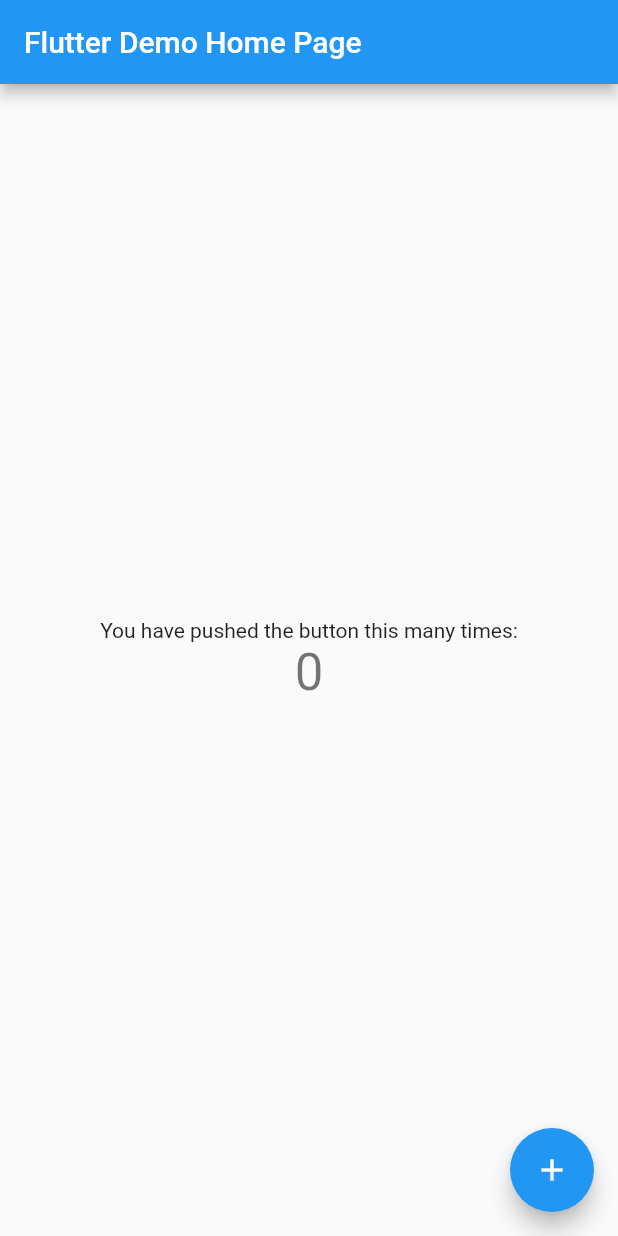
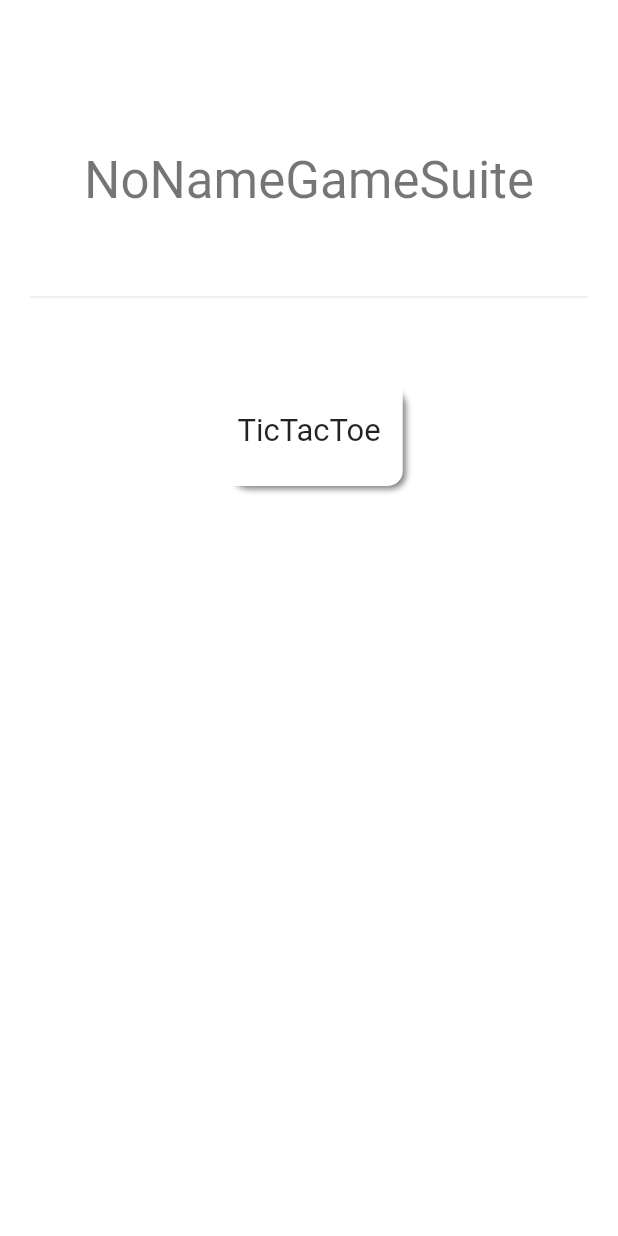
Before and after one commit to zodako/NoNameGameSuite, a Flutter app: the screen it shows after launch, on a phone screen of 412 x 824 dp. Run offline on Flutter 3.47's test engine with Material 2 defaults, Android fonts, the phone set to English and light mode, and no system bars; our stand-ins replace get.

Commit message:
initial stuff, including basic dashboard and the first game tictactoe (missing come comfort features)

```diff
--- /dev/null
+++ b/lib/core/navigation_controller.dart
@@ -0,0 +1,22 @@
+import 'package:get/get.dart';
+import 'package:nonamegamesuite/dashboard/dashboard_view.dart';
+
+class NavigationController extends GetxController {
+
+  List<GetPage> _navigationPages = [];
+  List<GetPage> get navigationPages => _navigationPages;
+
+
+  @override
+  void onInit() {
+    addNavigationPage(page: GetPage(name: '/', page: () => DashboardView()));
+  }
+
+  void addNavigationPage({required GetPage page}) {
+    _navigationPages.add(page);
+  }
+
+  void addNavigationPages({required List<GetPage> pages}) {
+    _navigationPages.addAll(pages);
+  }
+}
--- /dev/null
+++ b/lib/core/options/options.dart
@@ -0,0 +1,2 @@
+/// Theme
+/// Language
--- /dev/null
+++ b/lib/dashboard/dashboard_service.dart
@@ -0,0 +1,49 @@
+import 'package:flutter/material.dart';
+import 'package:get/get.dart';
+
+class DashboardService extends GetxService {
+  var games = <DashboardIcon>[].obs;
+
+  @override
+  void onInit() {
+  }
+}
+
+class DashboardIcon {
+  Widget dashboardIcon = Container();
+
+  DashboardIcon({String? name, required String navigationTarget}) {
+    dashboardIcon = Padding(
+      padding: const EdgeInsets.all(8.0),
+      child: GestureDetector(
+        onTap: () => Get.toNamed(navigationTarget),
+        child: Padding(
+          padding: const EdgeInsets.all(15.0),
+          child: Container(
+            height: 75,
+            width: 125,
+            decoration: BoxDecoration(
+              color: Colors.white,
+              borderRadius: BorderRadius.circular(10),
+              boxShadow: [
+                BoxShadow(
+                  color: Colors.black.withOpacity(0.5),
+                  offset: Offset(7, 7),
+                  blurRadius: 3,
+                  spreadRadius: -5,
+                )
+              ],
+            ),
+            child: FittedBox(
+              fit: BoxFit.fitWidth,
+              child: Padding(
+                padding: const EdgeInsets.symmetric(horizontal: 10.0),
+                child: Text(name ?? ''),
+              ),
+            ),
+          ),
+        ),
+      ),
+    );
+  }
+}
--- /dev/null
+++ b/lib/dashboard/dashboard_view.dart
@@ -0,0 +1,47 @@
+import 'package:flutter/material.dart';
+import 'package:flutter/services.dart';
+import 'package:get/get.dart';
+import 'package:nonamegamesuite/dashboard/dashboard_service.dart';
+
+class DashboardView extends StatefulWidget {
+  @override
+  _DashboardViewState createState() => _DashboardViewState();
+}
+
+class _DashboardViewState extends State<DashboardView> {
+  DashboardService _dashboardService = Get.find<DashboardService>();
+
+  @override
+  Widget build(BuildContext context) {
+    SystemChrome.setEnabledSystemUIOverlays([]);
+
+    return Scaffold(
+      backgroundColor: Colors.white.withOpacity(0.95),
+      body: Center(
+        child: Column(
+          children: [
+            SizedBox(
+              height: 100,
+            ),
+            Text(
+              'NoNameGameSuite',
+              style: Theme.of(context).textTheme.headline4,
+            ),
+            SizedBox(
+              height: 30,
+            ),
+            Padding(
+              padding: const EdgeInsets.symmetric(horizontal: 20.0, vertical: 20.0),
+              child: Divider(),
+            ),
+            Obx(
+              () => Wrap(
+                children: [for (var element in _dashboardService.games) element.dashboardIcon],
+              ),
+            ),
+          ],
+        ),
+      ),
+    );
+  }
+}
--- /dev/null
+++ b/lib/games/tictactoe/tictactoe.dart
@@ -0,0 +1,33 @@
+import 'package:get/get.dart';
+import 'package:nonamegamesuite/core/navigation_controller.dart';
+import 'package:nonamegamesuite/dashboard/dashboard_service.dart';
+import 'package:nonamegamesuite/games/tictactoe/tictactoe_controller.dart';
+import 'view/tictactoe_view.dart';
+
+class TicTacToe {
+  TicTacToe() {
+    // add TicTacToe to the dashboard
+    DashboardService dashboardService = Get.find<DashboardService>();
+    dashboardService.games.add(DashboardIcon(name: 'TicTacToe', navigationTarget: '/tictactoe'));
+
+    // add routes for tictactoe to the navigation service
+    NavigationController navigationController = Get.find<NavigationController>();
+    navigationController.addNavigationPage(
+      page: GetPage(
+        name: '/tictactoe',
+        page: () => TicTacToeView(),
+        bindings: [
+          TicTacToeRouteBinding(),
+        ],
+      ),
+    );
+  }
+}
+
+// Binding to start the correct controller for tictactow
+class TicTacToeRouteBinding extends Bindings {
+  @override
+  void dependencies() {
+    Get.put(TicTacToeController());
+  }
+}
--- a/lib/main.dart
+++ b/lib/main.dart
@@ -1,113 +1,45 @@
 import 'package:flutter/material.dart';
+import 'package:get/get.dart';
+import 'package:nonamegamesuite/core/navigation_controller.dart';
+import 'package:nonamegamesuite/dashboard/dashboard_service.dart';
+import 'package:nonamegamesuite/games/tictactoe/tictactoe.dart';
 
 void main() {
-  runApp(MyApp());
+  Get.put(DashboardService());
+  Get.put(NavigationController());
+
+  initGames();
+
+  runApp(NoNameGameSuite());
 }
 
-class MyApp extends StatelessWidget {
+void initGames() {
+  TicTacToe ticTacToe = TicTacToe();
+}
+
+class NoNameGameSuite extends StatelessWidget {
   // This widget is the root of your application.
   @override
   Widget build(BuildContext context) {
-    return MaterialApp(
+    return GetMaterialApp(
       title: 'Flutter Demo',
       theme: ThemeData(
-        // This is the theme of your application.
-        //
-        // Try running your application with "flutter run". You'll see the
-        // application has a blue toolbar. Then, without quitting the app, try
-        // changing the primarySwatch below to Colors.green and then invoke
-        // "hot reload" (press "r" in the console where you ran "flutter run",
-        // or simply save your changes to "hot reload" in a Flutter IDE).
-        // Notice that the counter didn't reset back to zero; the application
-        // is not restarted.
         primarySwatch: Colors.blue,
       ),
-      home: MyHomePage(title: 'Flutter Demo Home Page'),
+      initialRoute: '/',
+      getPages: Get.find<NavigationController>().navigationPages,
     );
   }
 }
 
-class MyHomePage extends StatefulWidget {
-  MyHomePage({Key? key, required this.title}) : super(key: key);
 
-  // This widget is the home page of your application. It is stateful, meaning
-  // that it has a State object (defined below) that contains fields that affect
-  // how it looks.
 
-  // This class is the configuration for the state. It holds the values (in this
-  // case the title) provided by the parent (in this case the App widget) and
-  // used by the build method of the State. Fields in a Widget subclass are
-  // always marked "final".
-
-  final String title;
-
-  @override
-  _MyHomePageState createState() => _MyHomePageState();
-}
-
-class _MyHomePageState extends State<MyHomePage> {
-  int _counter = 0;
-
-  void _incrementCounter() {
-    setState(() {
-      // This call to setState tells the Flutter framework that something has
-      // changed in this State, which causes it to rerun the build method below
-      // so that the display can reflect the updated values. If we changed
-      // _counter without calling setState(), then the build method would not be
-      // called again, and so nothing would appear to happen.
-      _counter++;
-    });
-  }
-
-  @override
-  Widget build(BuildContext context) {
-    // This method is rerun every time setState is called, for instance as done
-    // by the _incrementCounter method above.
-    //
-    // The Flutter framework has been optimized to make rerunning build methods
-    // fast, so that you can just rebuild anything that needs updating rather
-    // than having to individually change instances of widgets.
-    return Scaffold(
-      appBar: AppBar(
-        // Here we take the value from the MyHomePage object that was created by
-        // the App.build method, and use it to set our appbar title.
-        title: Text(widget.title),
-      ),
-      body: Center(
-        // Center is a layout widget. It takes a single child and positions it
-        // in the middle of the parent.
-        child: Column(
-          // Column is also a layout widget. It takes a list of children and
-          // arranges them vertically. By default, it sizes itself to fit its
-          // children horizontally, and tries to be as tall as its parent.
-          //
-          // Invoke "debug painting" (press "p" in the console, choose the
-          // "Toggle Debug Paint" action from the Flutter Inspector in Android
-          // Studio, or the "Toggle Debug Paint" command in Visual Studio Code)
-          // to see the wireframe for each widget.
-          //
-          // Column has various properties to control how it sizes itself and
-          // how it positions its children. Here we use mainAxisAlignment to
-          // center the children vertically; the main axis here is the vertical
-          // axis because Columns are vertical (the cross axis would be
-          // horizontal).
-          mainAxisAlignment: MainAxisAlignment.center,
-          children: <Widget>[
-            Text(
-              'You have pushed the button this many times:',
-            ),
-            Text(
-              '$_counter',
-              style: Theme.of(context).textTheme.headline4,
-            ),
-          ],
-        ),
-      ),
-      floatingActionButton: FloatingActionButton(
-        onPressed: _incrementCounter,
-        tooltip: 'Increment',
-        child: Icon(Icons.add),
-      ), // This trailing comma makes auto-formatting nicer for build methods.
-    );
-  }
-}
+/// Game Ideen
+/// * TicTacToe
+/// * 4 Gewinnt
+/// * StadtLandFluss Buchstaben Vorschläge
+/// * Mensch Ärgere dich nicht und vergleichbar
+///
+///
+/// Really crazy future Stuff:
+/// * Wer bin ich (braucht dann wohl doch eine Datenbank dahinter :D)
--- a/pubspec.yaml
+++ b/pubspec.yaml
@@ -24,10 +24,10 @@
   flutter:
     sdk: flutter
 
-
   # The following adds the Cupertino Icons font to your application.
   # Use with the CupertinoIcons class for iOS style icons.
   cupertino_icons: ^1.0.2
+  get: ^4.1.4
 
 dev_dependencies:
   flutter_test:
```
Also changed, not shown: lib/games/tictactoe/tictactoe_controller.dart (added, +101 -0 lines), lib/games/tictactoe/view/tictactoe_view.dart (added, +55 -0 lines), lib/games/tictactoe/view/tictactoe_view_landscape.dart (added, +106 -0 lines), lib/games/tictactoe/view/tictactoe_view_portrait.dart (added, +106 -0 lines), pubspec.lock.
